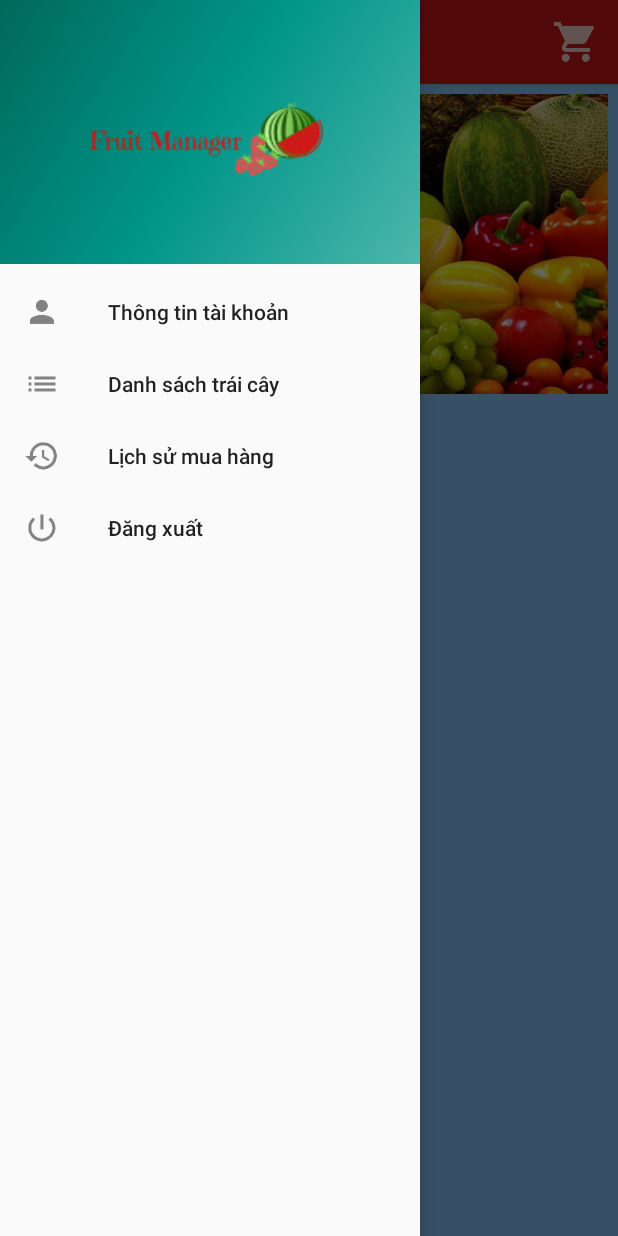
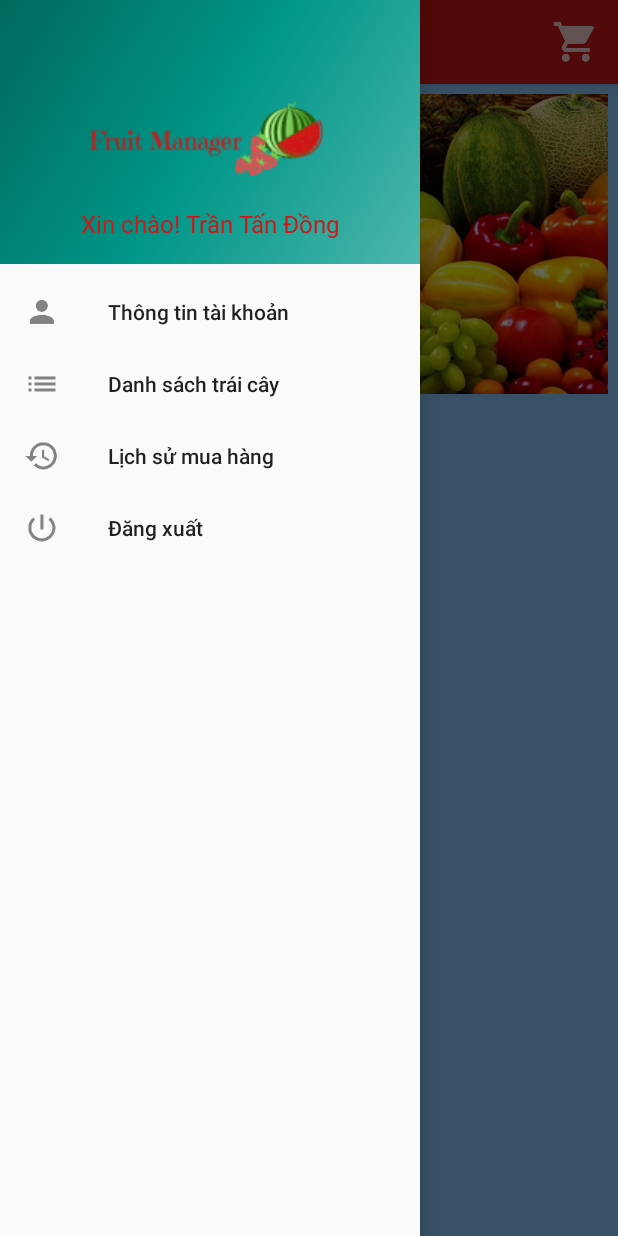
Before and after one commit to TranTanDong/FruitManager, an Android app: the screen it shows after launch once a user with an empty profile is signed in (MainActivity), with the side drawer open, on a phone screen of 412 x 824 dp. Run offline under Robolectric (Android 15) with nearby library versions, the phone set to English and light mode, and no system bars; our stand-ins replace Firebase (no records; nobody signed in at launch, a user with empty details on screens opened directly), Picasso.

Commit message:
Complete all 3/4

```diff
--- a/app/src/main/AndroidManifest.xml
+++ b/app/src/main/AndroidManifest.xml
@@ -43,9 +43,9 @@
             android:name=".FruitManager.SignUpActivity"
             android:parentActivityName=".FruitManager.LoginActivity">
 
-            <!-- <meta-data -->
-            <!-- android:name="android.support.PARENT_ACTIVITY" -->
-            <!-- android:value=".SignUpActivity"/> -->
+             <meta-data
+            android:name="android.support.PARENT_ACTIVITY"
+            android:value=".FruitManager.SignUpActivity"/>
 
         </activity>
         <activity android:name=".FruitManager.AccountActivity"></activity>
--- a/app/src/main/java/com/example/woo/quanlytraicay/FruitManager/AccountActivity.java
+++ b/app/src/main/java/com/example/woo/quanlytraicay/FruitManager/AccountActivity.java
@@ -8,6 +8,7 @@ import android.support.v7.app.AlertDialog;
 import android.support.v7.app.AppCompatActivity;
 import android.os.Bundle;
 import android.support.v7.widget.CardView;
+import android.support.v7.widget.Toolbar;
 import android.text.TextUtils;
 import android.view.LayoutInflater;
 import android.view.View;
@@ -78,6 +79,11 @@ public class AccountActivity extends AppCompatActivity {
     }
 
     private void addControls() {
+        Toolbar toolbar = (Toolbar) findViewById(R.id.tb_Account);
+        setSupportActionBar(toolbar);
+//        getSupportActionBar().setDisplayHomeAsUpEnabled(true);
+//        getSupportActionBar().setDisplayShowHomeEnabled(true);
+
         mAuth   = FirebaseAuth.getInstance();
         mData   = FirebaseDatabase.getInstance().getReference();
 
--- a/app/src/main/java/com/example/woo/quanlytraicay/FruitManager/FruitList.java
+++ b/app/src/main/java/com/example/woo/quanlytraicay/FruitManager/FruitList.java
@@ -99,6 +99,8 @@ public class FruitList extends AppCompatActivity implements IFruit {
     private void addControls() {
         Toolbar toolbar = (Toolbar) findViewById(R.id.tb_fruitlist);
         setSupportActionBar(toolbar);
+//        getSupportActionBar().setDisplayHomeAsUpEnabled(true);
+//        getSupportActionBar().setDisplayShowHomeEnabled(true);
 
         mData = FirebaseDatabase.getInstance().getReference();
         mAuth       = FirebaseAuth.getInstance();
--- a/app/src/main/java/com/example/woo/quanlytraicay/FruitManager/LoginActivity.java
+++ b/app/src/main/java/com/example/woo/quanlytraicay/FruitManager/LoginActivity.java
@@ -84,8 +84,8 @@ public class LoginActivity extends AppCompatActivity {
        tv_LI_SignUp.setOnClickListener(new OnClickListener() {
             @Override
             public void onClick(View v) {
-                startActivity(new Intent(LoginActivity.this, SignUpActivity.class));
-                finish();
+                startActivityForResult(new Intent(LoginActivity.this, SignUpActivity.class), 11);
+
             }
         });
 
--- a/app/src/main/java/com/example/woo/quanlytraicay/FruitManager/MainActivity.java
+++ b/app/src/main/java/com/example/woo/quanlytraicay/FruitManager/MainActivity.java
@@ -15,11 +15,14 @@ import android.support.v7.app.AppCompatActivity;
 import android.support.v7.widget.Toolbar;
 import android.view.Menu;
 import android.view.MenuItem;
+import android.view.View;
+import android.widget.TextView;
 
 import com.example.woo.quanlytraicay.Adapter.AdapterProduct;
 import com.example.woo.quanlytraicay.Interface.IProduct;
 import com.example.woo.quanlytraicay.Model.Order;
 import com.example.woo.quanlytraicay.Model.Product;
+import com.example.woo.quanlytraicay.Model.User;
 import com.example.woo.quanlytraicay.R;
 import com.google.firebase.auth.FirebaseAuth;
 import com.google.firebase.database.ChildEventListener;
@@ -38,6 +41,7 @@ public class MainActivity extends AppCompatActivity
     public static ArrayList<Product> dsProduct = new ArrayList<>();
     private AdapterProduct adapterProduct;
     private ProgressDialog pr_main;
+    private TextView tv_HiUser;
 
     private DatabaseReference mData;
    // private FirebaseStorage mStorage;
@@ -50,9 +54,42 @@ public class MainActivity extends AppCompatActivity
         loadDataOrder();
         loadDataProduct();
         addEvents();
-
+        hiUser();
 
     }
+
+    private void hiUser() {
+        mData.child("USER").addChildEventListener(new ChildEventListener() {
+            @Override
+            public void onChildAdded(@NonNull DataSnapshot dataSnapshot, @Nullable String s) {
+                String email = mAuth.getCurrentUser().getEmail().toString();
+                User user = dataSnapshot.getValue(User.class);
+                if (email.equals(user.getEmail())){
+                    tv_HiUser.setText("Xin chào! "+user.getName());
+                    tv_HiUser.setVisibility(View.VISIBLE);
+                }
+            }
+
+            @Override
+            public void onChildChanged(@NonNull DataSnapshot dataSnapshot, @Nullable String s) {
+
+            }
+
+            @Override
+            public void onChildRemoved(@NonNull DataSnapshot dataSnapshot) {
+
+            }
+
+            @Override
+            public void onChildMoved(@NonNull DataSnapshot dataSnapshot, @Nullable String s) {
+
+            }
+
+            @Override
+            public void onCancelled(@NonNull DatabaseError databaseError) {
+
+            }
+        });}
 
     private void loadDataOrder() {
         if (OrderActivity.orders.size() == 0)
@@ -66,7 +103,7 @@ public class MainActivity extends AppCompatActivity
                         int tmp = 0;
                         for (Order i : OrderActivity.orders){
                             if (i.getTen().equals(order.getTen())){
-                                i.setSoLuong(i.getSoLuong()+order.getSoLuong());
+                                i.setSoLuong(i.getSoLuong() + order.getSoLuong());
                             }else {
                                 tmp++;
                             }
@@ -156,6 +193,8 @@ public class MainActivity extends AppCompatActivity
         toggle.syncState();
 
         NavigationView navigationView = (NavigationView) findViewById(R.id.nav_view);
+        View headView = navigationView.getHeaderView(0);
+        tv_HiUser   = headView.findViewById(R.id.tv_HiUser);
         navigationView.setNavigationItemSelectedListener(this);
 
         //======================================================================================//
@@ -163,6 +202,7 @@ public class MainActivity extends AppCompatActivity
         //mStorage    = FirebaseStorage.getInstance();
         mData       = FirebaseDatabase.getInstance().getReference();
         pr_main = new ProgressDialog(this);
+
 
 //        dsProduct.add(new Product("1", "Cam", R.drawable.ic_cam, "Mô tả cam", "Xuất xứ cam", 40000, 10));
 //        dsProduct.add(new Product("2","Xoài", R.drawable.ic_xoai, "Mô tả Xoài", "Xuất xứ Xoài", 25000, 9));
--- a/app/src/main/res/layout/activity_fruit_detail.xml
+++ b/app/src/main/res/layout/activity_fruit_detail.xml
@@ -9,6 +9,7 @@
     tools:context=".FruitManager.FruitDetail">
 
     <android.support.v7.widget.Toolbar
+        android:id="@+id/tb_fruitDetail"
         android:layout_width="match_parent"
         android:layout_height="?android:attr/actionBarSize"
         android:background="@color/colorPrimary"
--- a/app/src/main/res/layout/activity_history.xml
+++ b/app/src/main/res/layout/activity_history.xml
@@ -9,6 +9,7 @@
     tools:context=".FruitManager.HistoryActivity">
 
     <android.support.v7.widget.Toolbar
+        android:id="@+id/tb_history"
         app:title="Lịch sử mua hàng"
         app:titleTextColor="#fff"
         android:background="@color/colorPrimary"
@@ -25,7 +26,8 @@
             android:layout_width="match_parent"
             android:layout_height="wrap_content"
             android:text="Tổng cộng:"
-            android:textSize="20dp"
+            android:textStyle="italic"
+            android:textSize="16dp"
             android:paddingStart="5dp"
             android:gravity="left"
             android:textColor="@color/colorAccent"/>
@@ -37,6 +39,7 @@
             android:layout_height="wrap_content"
             android:text="0đ"
             android:textSize="20dp"
+            android:textStyle="italic|bold"
             android:gravity="right"
             android:paddingEnd="5dp"
             android:textColor="@color/colorAccent"/>
--- a/app/src/main/res/layout/nav_header_main.xml
+++ b/app/src/main/res/layout/nav_header_main.xml
@@ -1,5 +1,5 @@
 <?xml version="1.0" encoding="utf-8"?>
-<LinearLayout xmlns:android="http://schemas.android.com/apk/res/android"
+<FrameLayout xmlns:android="http://schemas.android.com/apk/res/android"
     xmlns:app="http://schemas.android.com/apk/res-auto"
     android:layout_width="match_parent"
     android:layout_height="@dimen/nav_header_height"
@@ -21,4 +21,14 @@
         android:paddingTop="@dimen/nav_header_vertical_spacing"
         app:srcCompat="@drawable/icon_app2" />
 
-</LinearLayout>
+    <TextView
+        android:id="@+id/tv_HiUser"
+        android:layout_width="match_parent"
+        android:layout_height="wrap_content"
+        android:gravity="center"
+        android:layout_gravity="bottom"
+        android:textSize="16dp"
+        android:text="Xin chào! Trần Tấn Đồng"
+        android:textColor="@color/colorPrimary" />
+
+</FrameLayout>
```
Also changed, not shown: app/src/main/java/com/example/woo/quanlytraicay/Adapter/AdapterFruit.java (+6 -2 lines), app/src/main/java/com/example/woo/quanlytraicay/Adapter/AdapterHistory.java (+34 -1 lines), app/src/main/java/com/example/woo/quanlytraicay/Adapter/AdapterOrder.java (+46 -1 lines), app/src/main/java/com/example/woo/quanlytraicay/Adapter/AdapterProduct.java (+6 -2 lines), app/src/main/java/com/example/woo/quanlytraicay/FruitManager/FruitDetail.java (+11 -2 lines), app/src/main/java/com/example/woo/quanlytraicay/FruitManager/HistoryActivity.java (+9 -0 lines), app/src/main/java/com/example/woo/quanlytraicay/FruitManager/OrderActivity.java (+19 -3 lines), app/src/main/java/com/example/woo/quanlytraicay/FruitManager/SignUpActivity.java (+7 -0 lines), app/src/main/res/layout/activity_order.xml (+23 -4 lines).
